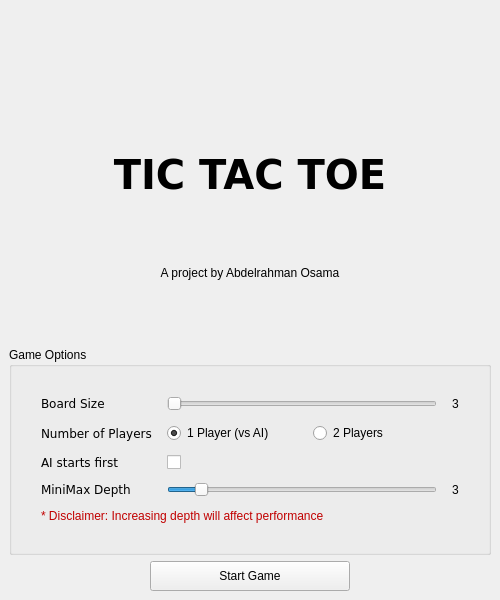
This is Qt-Tic-Tac-Toe-master/Forms/titlescreen.ui in Michael-lhany/TIC-TAC-TOE as Qt 5 draws it before an edit. The edited form follows.
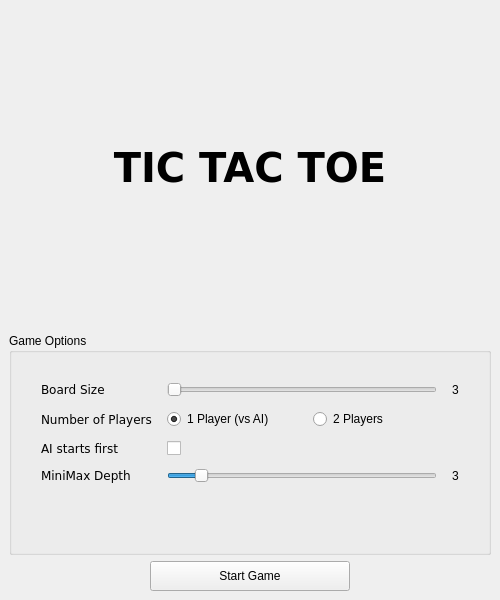
This is the edited form. Icons and pictures are not drawn.

Patch:
```diff
--- a/Qt-Tic-Tac-Toe-master/Forms/titlescreen.ui
+++ b/Qt-Tic-Tac-Toe-master/Forms/titlescreen.ui
@@ -73,7 +73,6 @@
          <font>
           <family>Verdana</family>
           <pointsize>30</pointsize>
-          <weight>75</weight>
           <bold>true</bold>
           <stylestrategy>PreferDefault</stylestrategy>
          </font>
@@ -92,7 +91,7 @@
       <item>
        <widget class="QLabel" name="label_6">
         <property name="text">
-         <string>A project by Abdelrahman Osama</string>
+         <string/>
         </property>
         <property name="alignment">
          <set>Qt::AlignCenter</set>
@@ -214,7 +213,7 @@
            <item row="4" column="0" colspan="2">
             <widget class="QLabel" name="label_7">
              <property name="text">
-              <string>&lt;html&gt;&lt;head/&gt;&lt;body&gt;&lt;p&gt;&lt;span style=&quot; color:#c10000;&quot;&gt;* Disclaimer: Increasing depth will affect performance &lt;/span&gt;&lt;/p&gt;&lt;/body&gt;&lt;/html&gt;</string>
+              <string>&lt;html&gt;&lt;head/&gt;&lt;body&gt;&lt;p&gt;&lt;br/&gt;&lt;/p&gt;&lt;/body&gt;&lt;/html&gt;</string>
              </property>
             </widget>
            </item>
```
